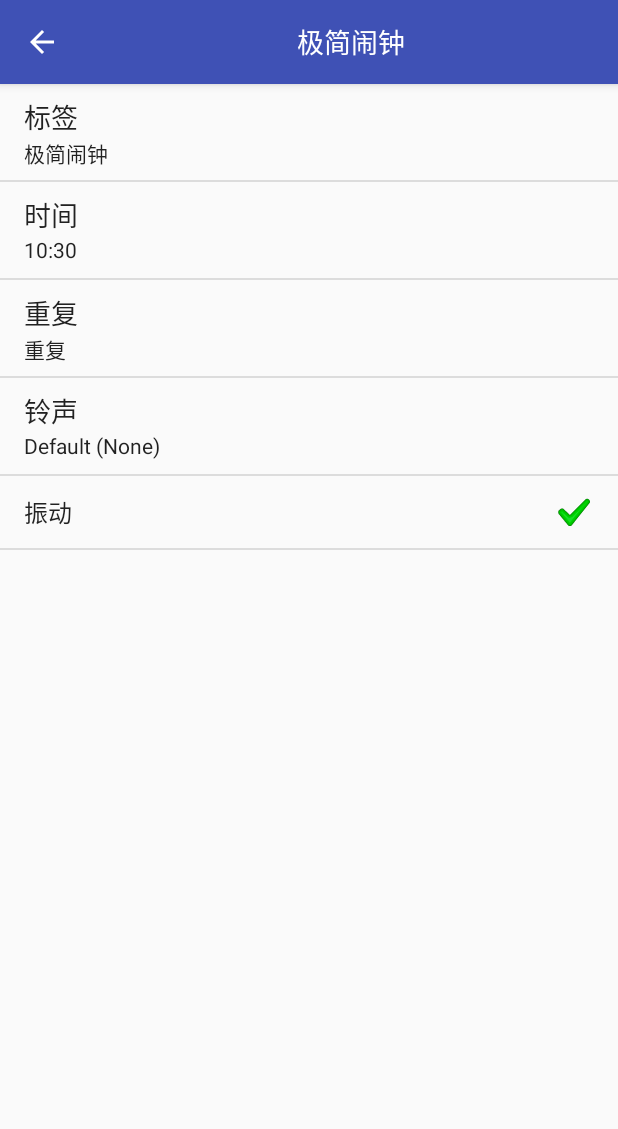
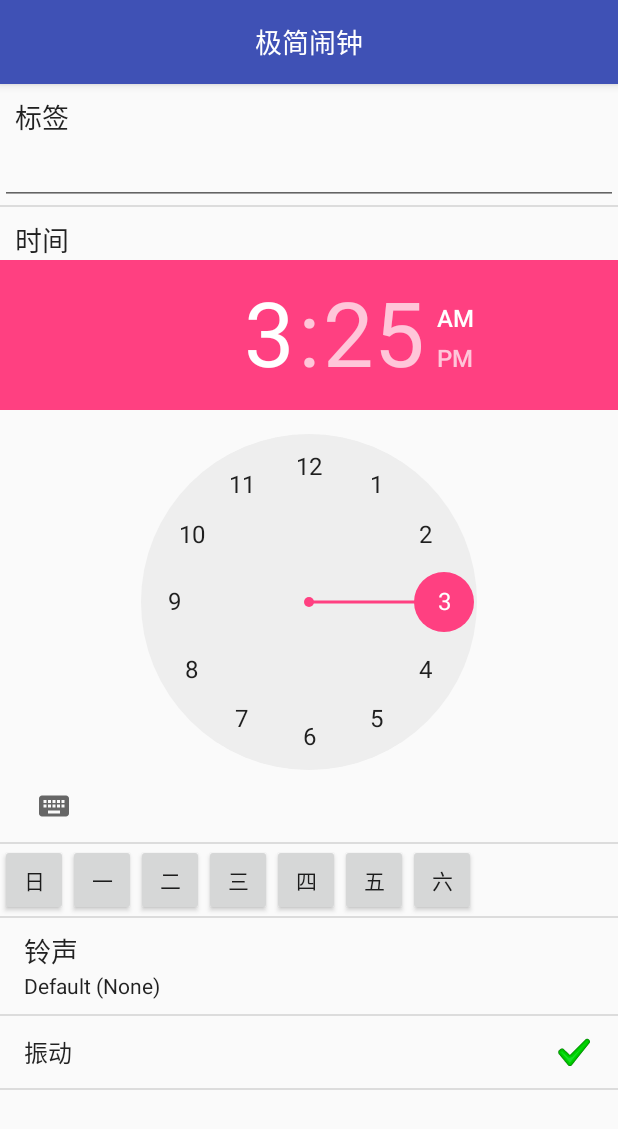
Before and after one commit to zeusro/SpecialAlarmClock, an Android app: the screen it shows after launch (AlarmPreferencesActivity), after a tap on an icon or button, on a phone screen of 412 x 824 dp. Shown: the top 1129 px of the screen. Run offline under Robolectric (Android 15) with nearby library versions, the phone set to English and light mode, and no system bars.

Commit message:
重构添加页面

```diff
--- a/app/src/main/java/zeusro/specialalarmclock/Type.java
+++ b/app/src/main/java/zeusro/specialalarmclock/Type.java
@@ -5,10 +5,8 @@ package zeusro.specialalarmclock;
  */
 public enum Type{
     BOOLEAN,
-    INTEGER,
-    STRING,
+    EditText,
     LIST,
-    MULTIPLE_LIST,
     TIME,
     MULTIPLE_ImageButton,
 }
--- a/app/src/main/java/zeusro/specialalarmclock/activity/AlarmPreferencesActivity.java
+++ b/app/src/main/java/zeusro/specialalarmclock/activity/AlarmPreferencesActivity.java
@@ -9,7 +9,6 @@ import android.net.Uri;
 import android.os.Bundle;
 import android.os.CountDownTimer;
 import android.os.Vibrator;
-import android.support.v7.app.ActionBar;
 import android.view.HapticFeedbackConstants;
 import android.view.View;
 import android.widget.AdapterView;
@@ -38,11 +37,7 @@ public class AlarmPreferencesActivity extends BaseActivity {
     @Override
     protected void onCreate(Bundle savedInstanceState) {
         super.onCreate(savedInstanceState);
-        ActionBar actionBar = getSupportActionBar();
-        actionBar.setDisplayHomeAsUpEnabled(true);
-
         setContentView(R.layout.preferences);
-
         Bundle bundle = getIntent().getExtras();
         if (bundle != null && bundle.containsKey("alarm")) {
             setMathAlarm((Alarm) bundle.getSerializable("alarm"));
@@ -81,9 +76,7 @@ public class AlarmPreferencesActivity extends BaseActivity {
                         }
                         alarmPreference.setValue(checked);
                         break;
-                    case INTEGER:
-                        break;
-                    case STRING:
+                    case EditText:
                         alert = new AlertDialog.Builder(AlarmPreferencesActivity.this);
                         alert.setTitle(alarmPreference.getTitle());
                         // alert.setMessage(message);
--- a/app/src/main/java/zeusro/specialalarmclock/adapter/AlarmPreferenceListAdapter.java
+++ b/app/src/main/java/zeusro/specialalarmclock/adapter/AlarmPreferenceListAdapter.java
@@ -11,6 +11,7 @@ import android.view.View;
 import android.view.ViewGroup;
 import android.widget.BaseAdapter;
 import android.widget.CheckedTextView;
+import android.widget.EditText;
 import android.widget.TextView;
 
 import java.io.Serializable;
@@ -20,6 +21,7 @@ import java.util.List;
 import zeusro.specialalarmclock.Alarm;
 import zeusro.specialalarmclock.AlarmPreference;
 import zeusro.specialalarmclock.Key;
+import zeusro.specialalarmclock.R;
 import zeusro.specialalarmclock.Type;
 
 /**
@@ -36,30 +38,27 @@ public class AlarmPreferenceListAdapter extends BaseAdapter implements Serializa
     private String[] alarmTonePaths;
 
     public AlarmPreferenceListAdapter(Context context, Alarm alarm) {
-        setContext(context);
+        this.context = (context);
 
         Log.d("AlarmPreferenceListAdapter", "Loading Ringtones...");
 
         RingtoneManager ringtoneMgr = new RingtoneManager(getContext());
-
         ringtoneMgr.setType(RingtoneManager.TYPE_ALARM);
-
         Cursor alarmsCursor = ringtoneMgr.getCursor();
-
         alarmTones = new String[alarmsCursor.getCount() + 1];
         alarmTones[0] = "静默模式";
         alarmTonePaths = new String[alarmsCursor.getCount() + 1];
         alarmTonePaths[0] = "";
-
         if (alarmsCursor.moveToFirst()) {
             do {
+                Log.d("ITEM", ringtoneMgr.getRingtone(alarmsCursor.getPosition()).getTitle(getContext()));
+                Log.d("ITEM", ringtoneMgr.getRingtoneUri(alarmsCursor.getPosition()).toString());
                 alarmTones[alarmsCursor.getPosition() + 1] = ringtoneMgr.getRingtone(alarmsCursor.getPosition()).getTitle(getContext());
                 alarmTonePaths[alarmsCursor.getPosition() + 1] = ringtoneMgr.getRingtoneUri(alarmsCursor.getPosition()).toString();
             } while (alarmsCursor.moveToNext());
         }
         Log.d("AlarmPreferenceListAdapter", "Finished Loading " + alarmTones.length + " Ringtones.");
         alarmsCursor.close();
-
         setMathAlarm(alarm);
     }
 
@@ -83,27 +82,33 @@ public class AlarmPreferenceListAdapter extends BaseAdapter implements Serializa
         AlarmPreference alarmPreference = (AlarmPreference) getItem(position);
         LayoutInflater layoutInflater = LayoutInflater.from(getContext());
         switch (alarmPreference.getType()) {
+            case EditText:
+                //标签
+                if (null == convertView)
+                    convertView = layoutInflater.inflate(R.layout.simple_edit_text, null);
+                EditText editText = (EditText) convertView.findViewById(R.id.tagText);
+                editText.setText("");
+                break;
+            case TIME:
+                if (null == convertView)
+                    convertView = layoutInflater.inflate(R.layout.time_picker, null);
+                break;
+            case MULTIPLE_ImageButton:
+                if (null == convertView)
+                    convertView = layoutInflater.inflate(R.layout.week_button, null);
+                break;
             case BOOLEAN:
-                // FIXME: 2015/11/16
-                //|| convertView.getId() != (int) android.R.layout.simple_list_item_checked
-                if (null == convertView )
+                if (null == convertView)
                     convertView = layoutInflater.inflate(android.R.layout.simple_list_item_checked, null);
-
                 CheckedTextView checkedTextView = (CheckedTextView) convertView.findViewById(android.R.id.text1);
                 checkedTextView.setText(alarmPreference.getTitle());
                 checkedTextView.setChecked((Boolean) alarmPreference.getValue());
                 break;
-            case INTEGER:
-            case STRING:
-            case LIST:
-            case MULTIPLE_LIST:
-            case TIME:
             default:
 
                 //// FIXME: 2015/11/16
 //|| convertView.getId() !=  android.R.layout.simple_list_item_2
-                int ddd=17367045;
-                if (null == convertView )
+                if (null == convertView)
                     convertView = layoutInflater.inflate(android.R.layout.simple_list_item_2, null);
 
                 TextView text1 = (TextView) convertView.findViewById(android.R.id.text1);
@@ -153,10 +158,10 @@ public class AlarmPreferenceListAdapter extends BaseAdapter implements Serializa
         this.alarm = alarm;
         preferences.clear();
 //        preferences.add(new AlarmPreference(Key.ALARM_ACTIVE, context.getString(R.string.AlarmStatus), null, null, alarm.getAlarmActive(), Type.BOOLEAN));
-        preferences.add(new AlarmPreference(Key.ALARM_NAME, "标签", alarm.getAlarmName(), null, alarm.getAlarmName(), Type.STRING));
+        preferences.add(new AlarmPreference(Key.ALARM_NAME, "标签", alarm.getAlarmName(), null, alarm.getAlarmName(), Type.EditText));
         preferences.add(new AlarmPreference(Key.ALARM_TIME, "时间", alarm.getAlarmTimeString(), null, alarm.getAlarmTime(), Type.TIME));
         //TODO: 弄6个image button出来
-        preferences.add(new AlarmPreference(Key.ALARM_REPEAT, "重复","重复", repeatDays, alarm.getDays(), Type.MULTIPLE_ImageButton));
+        preferences.add(new AlarmPreference(Key.ALARM_REPEAT, "重复", "重复", repeatDays, alarm.getDays(), Type.MULTIPLE_ImageButton));
 
         Uri alarmToneUri = Uri.parse(alarm.getAlarmTonePath());
         Ringtone alarmTone = RingtoneManager.getRingtone(getContext(), alarmToneUri);
@@ -175,14 +180,10 @@ public class AlarmPreferenceListAdapter extends BaseAdapter implements Serializa
         return context;
     }
 
-    public void setContext(Context context) {
-        this.context = context;
-    }
 
     public String[] getRepeatDays() {
         return repeatDays;
     }
-
 
 
     public String[] getAlarmTones() {
--- /dev/null
+++ b/app/src/main/res/layout/simple_edit_text.xml
@@ -0,0 +1,29 @@
+<?xml version="1.0" encoding="utf-8"?>
+
+<LinearLayout xmlns:android="http://schemas.android.com/apk/res/android"
+              android:layout_width="match_parent"
+
+              android:layout_height="match_parent"
+              android:orientation="vertical"
+              style="com.android.internal.R.styleable.TwoLineListItem">
+
+    <TextView
+        android:id="@+id/textView3"
+        android:layout_width="wrap_content"
+        android:layout_height="wrap_content"
+        android:linksClickable="false"
+        android:phoneNumber="false"
+        android:text="标签"
+        android:textAppearance="?attr/textAppearanceListItem"
+        android:layout_marginTop="8dp"
+        android:textSize="18sp"
+        android:layout_marginLeft="10dp"/>
+    <EditText
+        android:id="@+id/tagText"
+        android:layout_width="match_parent"
+        android:layout_height="wrap_content"
+        android:textSize="18sp"
+        android:textAppearance="?attr/textAppearanceListItem"
+        android:text="ddd"/>
+
+</LinearLayout>
--- /dev/null
+++ b/app/src/main/res/layout/time_picker.xml
@@ -0,0 +1,22 @@
+<?xml version="1.0" encoding="utf-8"?>
+<LinearLayout xmlns:android="http://schemas.android.com/apk/res/android"
+              android:layout_width="match_parent"
+              android:layout_height="match_parent"
+              android:orientation="vertical">
+
+    <TextView
+        android:id="@+id/textView3"
+        android:layout_width="wrap_content"
+        android:layout_height="wrap_content"
+        android:linksClickable="false"
+        android:text="时间"
+        android:textAppearance="?attr/textAppearanceListItem"
+        android:layout_marginTop="8dp"
+        android:textSize="18sp"
+        android:layout_marginLeft="10dp"/>
+
+    <TimePicker
+        android:layout_width="wrap_content"
+        android:layout_height="wrap_content"
+        android:id="@+id/timePicker"/>
+</LinearLayout>
--- /dev/null
+++ b/app/src/main/res/layout/week_button.xml
@@ -0,0 +1,62 @@
+<?xml version="1.0" encoding="utf-8"?>
+<LinearLayout xmlns:android="http://schemas.android.com/apk/res/android"
+              android:orientation="horizontal"
+              android:layout_width="match_parent"
+              android:layout_height="match_parent">
+
+    <Button
+        android:layout_width="wrap_content"
+        android:layout_height="wrap_content"
+        android:text="日"
+        android:id="@+id/button"
+        android:maxWidth="45dp"
+        android:minWidth="45dp"/>
+
+    <Button
+        android:layout_width="wrap_content"
+        android:layout_height="wrap_content"
+        android:text="一"
+        android:id="@+id/button2"
+        android:minWidth="45dp"
+        android:maxWidth="45dp"/>
+
+    <Button
+        android:layout_width="wrap_content"
+        android:layout_height="wrap_content"
+        android:text="二"
+        android:id="@+id/button4"
+        android:minWidth="45dp"
+        android:maxWidth="45dp"/>
+
+    <Button
+        android:layout_width="wrap_content"
+        android:layout_height="wrap_content"
+        android:text="三"
+        android:id="@+id/button3"
+        android:maxWidth="45dp"
+        android:minWidth="45dp"/>
+
+    <Button
+        android:layout_width="wrap_content"
+        android:layout_height="wrap_content"
+        android:text="四"
+        android:id="@+id/button5"
+        android:minWidth="45dp"
+        android:maxWidth="45dp"/>
+
+    <Button
+        android:layout_width="wrap_content"
+        android:layout_height="wrap_content"
+        android:text="五"
+        android:id="@+id/button6"
+        android:maxWidth="45dp"
+        android:minWidth="45dp"/>
+
+    <Button
+        android:layout_width="wrap_content"
+        android:layout_height="wrap_content"
+        android:text="六"
+        android:id="@+id/button7"
+        android:maxWidth="45dp"
+        android:minWidth="45dp"/>
+</LinearLayout>
```
Also changed, not shown: 1 other file.
